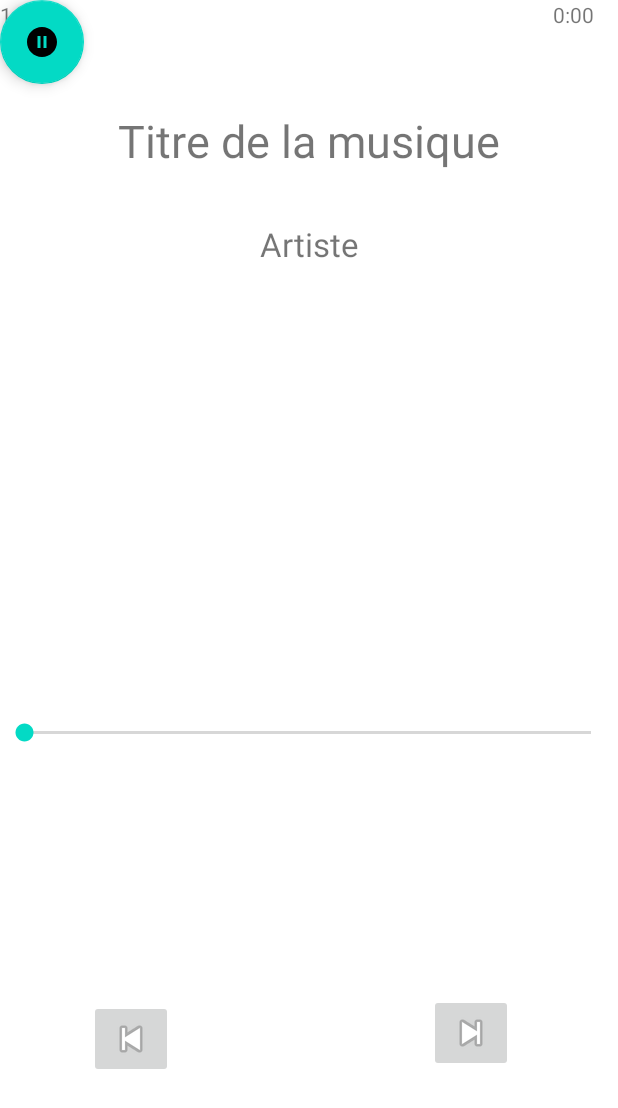
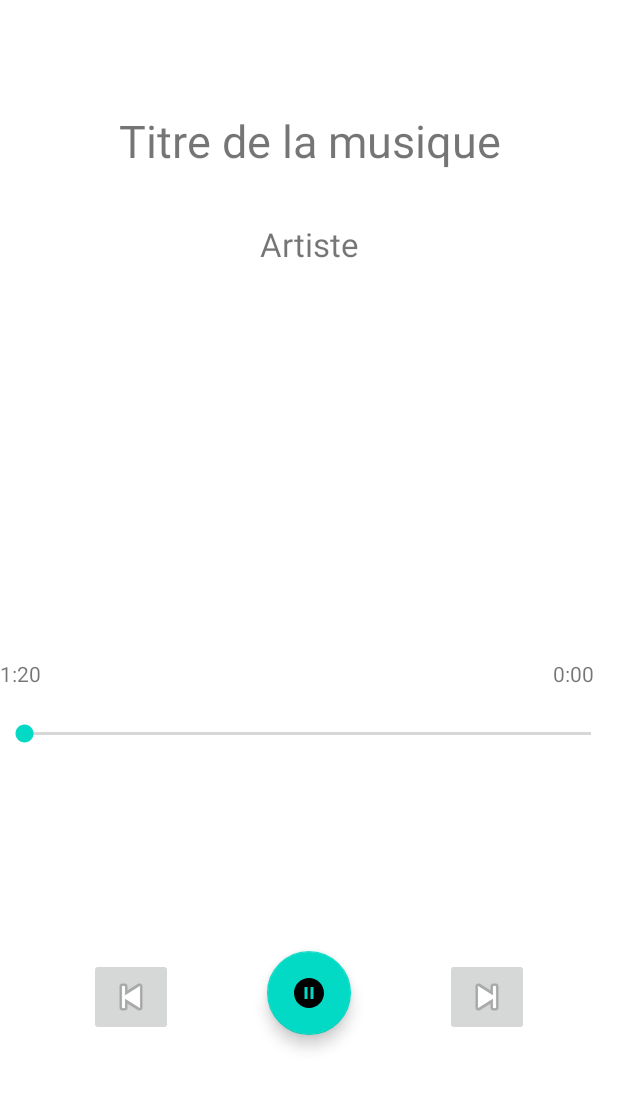
Before and after one commit to NicolasCIBULKA/DevMobileProjet, an Android app: the Musicplayer screen opened directly, with no data from a screen before it, on a phone screen of 412 x 824 dp. Shown: the top 1108 px of the screen. Run offline under Robolectric (Android 15) with nearby library versions, the phone set to English and light mode, and no system bars; 12 statements that could not run were skipped.

```diff
--- a/app/src/main/java/com/example/devmobileprojet/MusicListActivity.java
+++ b/app/src/main/java/com/example/devmobileprojet/MusicListActivity.java
@@ -184,13 +184,15 @@ public class MusicListActivity extends AppCompatActivity  {
             int columnTitle = musicCursor.getColumnIndex(MediaStore.Audio.Media.TITLE);
             int columnID = musicCursor.getColumnIndex(MediaStore.Audio.Media._ID);
             int columnArtist = musicCursor.getColumnIndex(MediaStore.Audio.Media.ARTIST);
+            int duration = musicCursor.getColumnIndex(MediaStore.Audio.Media.DURATION);
             int columnPosition = musicCursor.getColumnIndex(MediaStore.Audio.Media.DATA);
             while(musicCursor.moveToNext()){
                 long currentid = musicCursor.getLong(columnID);
+                String currentDuration = musicCursor.getString(duration);
                 String currentTitle = musicCursor.getString(columnTitle);
                 String currentArtist = musicCursor.getString(columnArtist);
                 String currentPosition = musicCursor.getString(columnPosition);
-                musicList.add(new Music(currentid, currentTitle, currentArtist, currentPosition));
+                musicList.add(new Music(currentid, currentTitle, currentArtist, currentPosition, currentDuration));
                 musicnamelist.add(currentTitle);
             }
             Log.d(TAG, "getMusicList: size of MusicList in getMuiscList: " + musicList.size());
--- a/app/src/main/java/com/example/devmobileprojet/Musicplayer.java
+++ b/app/src/main/java/com/example/devmobileprojet/Musicplayer.java
@@ -63,7 +63,7 @@ public class Musicplayer extends AppCompatActivity implements ActionPlaying, Ser
     protected void onCreate(Bundle savedInstanceState) {
         super.onCreate(savedInstanceState);
         setContentView(R.layout.activity_musicplayer);
-        musicList = MusicListActivity.musicList;
+        musicList = musicList;
         getSupportActionBar().hide();
 
         // Initialisation of the Activity
@@ -136,8 +136,8 @@ public class Musicplayer extends AppCompatActivity implements ActionPlaying, Ser
     }
 
     private void initViews() {
-        song_name = findViewById(R.id.song_title);
-        artist_name = findViewById(R.id.song_artist);
+        song_name = findViewById(R.id.titleMusic);
+        artist_name = findViewById(R.id.artist);
         duration_played = findViewById(R.id.currentduration);
         duration_total = findViewById(R.id.totalduration);
         nextBtn = findViewById(R.id.nextBtn);
@@ -366,6 +366,8 @@ public class Musicplayer extends AppCompatActivity implements ActionPlaying, Ser
     private void metaData(Uri uri){
         MediaMetadataRetriever retriever = new MediaMetadataRetriever();
         retriever.setDataSource(uri.toString());
+        Log.d(TAG, "metaData: size of list"+ musicList.size());
+        Log.d(TAG, "metaData: "+ musicList.get(position).getPosition());
         int durationtotal = Integer.parseInt(musicList.get(position).getDuration()) / 1000;
         duration_total.setText(formattedTime(durationtotal));
 
@@ -379,6 +381,7 @@ public class Musicplayer extends AppCompatActivity implements ActionPlaying, Ser
         if(musicSrv == null){
             Log.d(TAG, "onServiceConnected: service null - " + musicSrv.getDuration());
         }
+        Log.d(TAG, "onServiceConnected: "+ musicList.get(position).getTitle());
         Log.d(TAG, "onServiceConnected: Service Connected");
         seekbar.setMax(musicSrv.getDuration() / 1000);
         metaData(uri);
--- a/app/src/main/java/com/example/devmobileprojet/dataclass/Music.java
+++ b/app/src/main/java/com/example/devmobileprojet/dataclass/Music.java
@@ -16,11 +16,12 @@ public class Music {
     // ---------------------
 
     // Construstor
-    public Music(long id, String title, String artist, String position){
+    public Music(long id, String title, String artist, String position, String duration){
         this.id = id;
         this.title = title;
         this.artist = artist;
         this.position = position;
+        this.duration = duration;
     }
 
     public String getPosition() {
--- a/app/src/main/res/layout/activity_musicplayer.xml
+++ b/app/src/main/res/layout/activity_musicplayer.xml
@@ -11,13 +11,12 @@
         android:id="@+id/nextBtn"
         android:layout_width="wrap_content"
         android:layout_height="wrap_content"
-        android:layout_marginTop="21dp"
-        android:layout_marginEnd="70dp"
-        android:layout_marginBottom="55dp"
+        android:layout_marginTop="93dp"
+        android:layout_marginEnd="59dp"
+        android:layout_marginBottom="88dp"
         app:layout_constraintBottom_toBottomOf="parent"
         app:layout_constraintEnd_toEndOf="parent"
         app:layout_constraintTop_toBottomOf="@+id/seekBar"
-        app:layout_constraintVertical_bias="0.723"
         app:srcCompat="@android:drawable/ic_media_next" />
 
     <ImageButton
@@ -25,12 +24,11 @@
         android:layout_width="wrap_content"
         android:layout_height="wrap_content"
         android:layout_marginStart="59dp"
-        android:layout_marginTop="21dp"
-        android:layout_marginBottom="62dp"
+        android:layout_marginTop="93dp"
+        android:layout_marginBottom="88dp"
         app:layout_constraintBottom_toBottomOf="parent"
         app:layout_constraintStart_toStartOf="parent"
         app:layout_constraintTop_toBottomOf="@+id/seekBar"
-        app:layout_constraintVertical_bias="0.771"
         app:srcCompat="@android:drawable/ic_media_previous" />
 
     <SeekBar
@@ -38,20 +36,22 @@
         android:layout_width="410dp"
         android:layout_height="22dp"
 
-        android:layout_marginTop="300dp"
+        android:layout_marginTop="19dp"
         app:layout_constraintEnd_toEndOf="parent"
         app:layout_constraintHorizontal_bias="0.0"
         app:layout_constraintStart_toStartOf="parent"
-        app:layout_constraintTop_toBottomOf="@+id/artist" />
+        app:layout_constraintTop_toBottomOf="@+id/totalduration" />
 
     <TextView
         android:id="@+id/titleMusic"
         android:layout_width="wrap_content"
         android:layout_height="wrap_content"
         android:layout_marginTop="73dp"
+        android:gravity="center"
         android:text="Titre de la musique"
         android:textSize="30sp"
         app:layout_constraintEnd_toEndOf="parent"
+        app:layout_constraintHorizontal_bias="0.5"
         app:layout_constraintStart_toStartOf="parent"
         app:layout_constraintTop_toTopOf="parent" />
 
@@ -68,32 +68,39 @@
         app:layout_constraintTop_toBottomOf="@+id/titleMusic" />
 
     <TextView
+        android:id="@+id/currentduration"
         android:layout_width="wrap_content"
         android:layout_height="wrap_content"
+        android:layout_marginTop="439dp"
         android:text="1:20"
-        android:id="@+id/currentduration"
-        tools:layout_editor_absoluteX="11dp"
-        tools:layout_editor_absoluteY="439dp"
-        tools:ignore="MissingConstraints" />
+        app:layout_constraintTop_toTopOf="parent"
+        tools:ignore="MissingConstraints"
+        tools:layout_editor_absoluteX="11dp" />
 
     <TextView
         android:id="@+id/totalduration"
         android:layout_width="wrap_content"
         android:layout_height="wrap_content"
+        android:layout_marginTop="439dp"
+
         android:layout_marginEnd="16dp"
-
         android:text="6:21"
         app:layout_constraintEnd_toEndOf="parent"
-        tools:ignore="MissingConstraints"
-        tools:layout_editor_absoluteY="439dp" />
+        app:layout_constraintTop_toTopOf="parent"
+        tools:ignore="MissingConstraints" />
 
     <com.google.android.material.floatingactionbutton.FloatingActionButton
         android:id="@+id/playpause"
         android:layout_width="wrap_content"
         android:layout_height="wrap_content"
+        android:layout_marginTop="88dp"
+        android:layout_marginBottom="88dp"
         android:clickable="true"
+        app:layout_constraintBottom_toBottomOf="parent"
+        app:layout_constraintEnd_toStartOf="@+id/nextBtn"
+        app:layout_constraintHorizontal_bias="0.5"
+        app:layout_constraintStart_toEndOf="@+id/prevBtn"
+        app:layout_constraintTop_toBottomOf="@+id/seekBar"
         app:srcCompat="@drawable/play"
-        tools:layout_editor_absoluteX="176dp"
-        tools:layout_editor_absoluteY="595dp"
         tools:ignore="MissingConstraints" />
 </androidx.constraintlayout.widget.ConstraintLayout>
```
